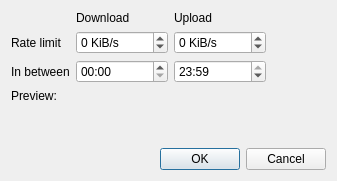
The window that src/gui/timerangedialog.ui (qbittorrent/qBittorrent) describes before a commit, drawn with Qt 5.
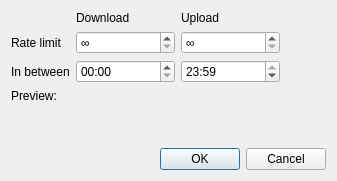
The same window after the commit.

```diff
--- a/src/gui/timerangedialog.ui
+++ b/src/gui/timerangedialog.ui
@@ -45,11 +45,8 @@
        <property name="suffix">
         <string> KiB/s</string>
        </property>
-       <property name="minimum">
-        <number>-1</number>
-       </property>
        <property name="maximum">
-        <number>65535</number>
+        <number>1000000</number>
        </property>
       </widget>
      </item>
@@ -61,11 +58,8 @@
        <property name="suffix">
         <string> KiB/s</string>
        </property>
-       <property name="minimum">
-        <number>-1</number>
-       </property>
        <property name="maximum">
-        <number>65535</number>
+        <number>1000000</number>
        </property>
       </widget>
      </item>
```
